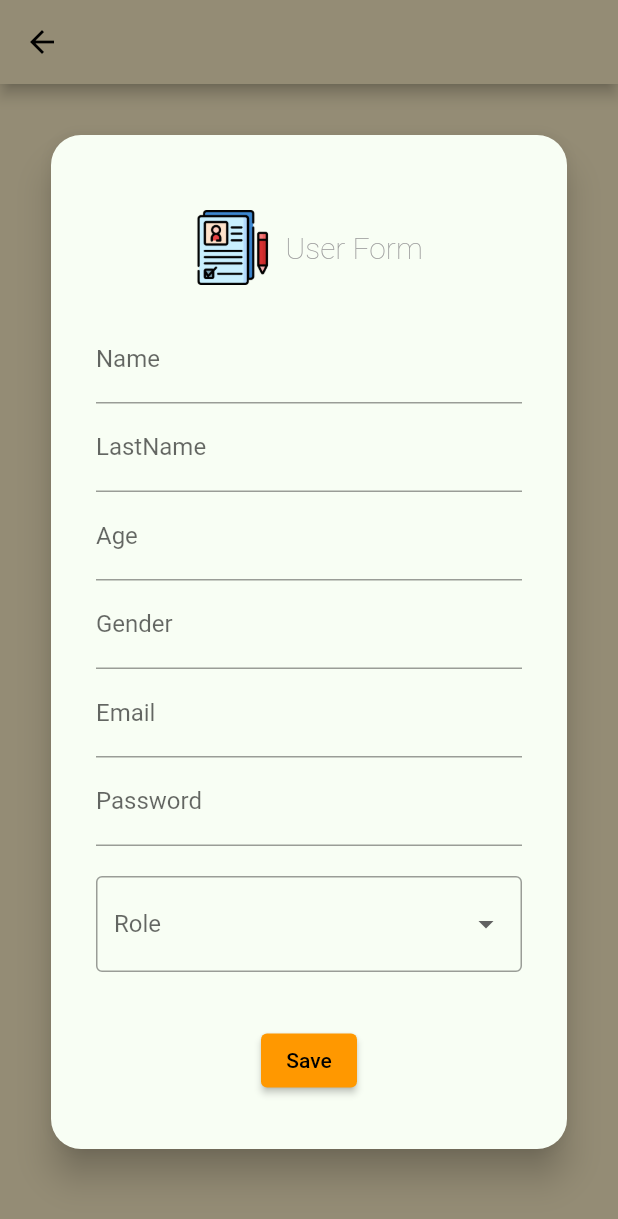
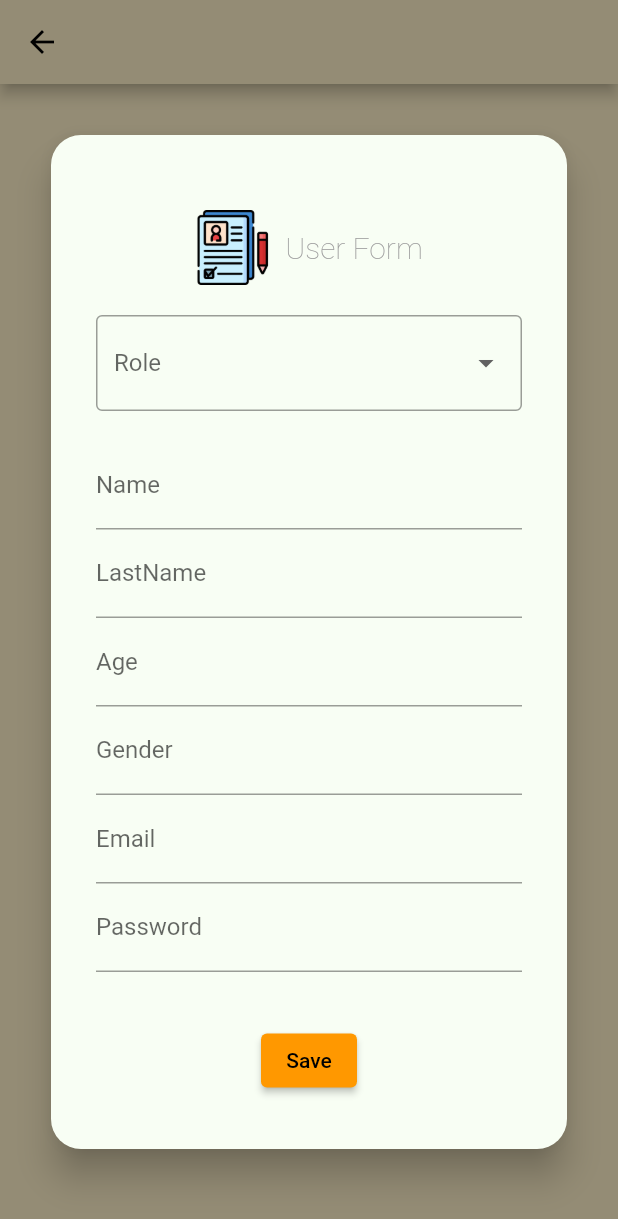
Before and after one commit to perezramirezzld/flutter_firebase, a Flutter app: the userscreen screen opened by its route, after a tap on the "add task" icon, on a phone screen of 412 x 824 dp. Shown: the top 1219 px of the screen. Run offline on Flutter 3.47's test engine with Material 2 defaults, Android fonts, the phone set to English and light mode, and no system bars; our stand-ins replace cloud_firestore, firebase_auth, firebase_core, get; accounts and stored records are empty.

Commit message:
Detallitos
updproducts, user

```diff
--- a/lib/screens/menu_screen.dart
+++ b/lib/screens/menu_screen.dart
@@ -99,7 +99,7 @@ class _menuscreenState extends State<menuscreen> {
               children: <Widget>[
                 const SizedBox(height: 20, width: 300),
                 Text(
-                  'Welcome to Fresh bread!',
+                  'Welcome to Cuasó!',
                   style: TextStyle(
                     color: Colors.grey[600],
                     fontSize: 17,
--- a/lib/screens/product/upproduct_screen.dart
+++ b/lib/screens/product/upproduct_screen.dart
@@ -149,6 +149,7 @@ class _UpdateProductState extends State<UpdateProduct> {
                       ),
                       TextFormField(
                         controller: _costController,
+                        enabled: false,
                         decoration: const InputDecoration(labelText: 'Cost'),
                         keyboardType: TextInputType.number,
                         validator: (value) {
--- a/lib/screens/purchase/purchase_screen.dart
+++ b/lib/screens/purchase/purchase_screen.dart
@@ -85,7 +85,7 @@ class _purchasescreenState extends State<purchasescreen> {
   @override
   Widget build(BuildContext context) {
     return Scaffold(
-        backgroundColor: const Color(0xFFF8F8EC),
+        backgroundColor: const Color(0xFFf8fef4),
         appBar: AppBar(
           automaticallyImplyLeading: false,
           title: const Text('Purchase',
--- a/lib/screens/sale/sale_screen.dart
+++ b/lib/screens/sale/sale_screen.dart
@@ -90,7 +90,7 @@ class _salescreenState extends State<salescreen> {
   @override
   Widget build(BuildContext context) {
     return Scaffold(
-      backgroundColor: const Color(0xFFF8F8EC),
+      backgroundColor: const Color(0xFFf8fef4),
       appBar: AppBar(
         automaticallyImplyLeading: false,
         title: const Text('Sales',
--- a/lib/screens/user/adduser_screen.dart
+++ b/lib/screens/user/adduser_screen.dart
@@ -133,6 +133,33 @@ class _adduserState extends State<adduser> {
                         ),
                       ),
                       SizedBox(height: 20),
+                      DropdownButtonFormField<String>(
+                        value: _selectedRole,
+                        items: [
+                          DropdownMenuItem(
+                            value: 'Admin',
+                            child: Text('Admin'),
+                          ),
+                          DropdownMenuItem(
+                            value: 'User',
+                            child: Text('User'),
+                          ),
+                          DropdownMenuItem(
+                            value: 'Seller',
+                            child: Text('Seller'),
+                          ),
+                        ],
+                        onChanged: (String? newvalue) {
+                          setState(() {
+                            _selectedRole = newvalue;
+                          });
+                        },
+                        decoration: InputDecoration(
+                          labelText: 'Role',
+                          border: OutlineInputBorder(),
+                        ),
+                      ),
+                      SizedBox(height: 20),
                       TextFormField(
                         controller: _nameController,
                         decoration: const InputDecoration(labelText: 'Name'),
@@ -200,35 +227,6 @@ class _adduserState extends State<adduser> {
                           return null;
                         },
                       ),
-                      SizedBox(height: 20),
-                      DropdownButtonFormField<String>(
-                        value: _selectedRole,
-                        items: [
-                          DropdownMenuItem(
-                            value: 'Admin',
-                            child: Text('Admin'),
-                          ),
-                          DropdownMenuItem(
-                            value: 'User',
-                            child: Text('User'),
-                          ),
-                          DropdownMenuItem(
-                            value: 'Seller',
-                            child: Text('Seller'),
-                          ),
-                        ],
-                        onChanged: (String? newvalue) {
-                          setState(() {
-                            _selectedRole = newvalue;
-                          });
-                        },
-                        decoration: InputDecoration(
-                          labelText: 'Role',
-                          border: OutlineInputBorder(),
-                        ),
-
-                      ),
-
                       SizedBox(height: 35),
                       ElevatedButton(
                         onPressed: () async {
--- a/lib/screens/user/user_screen.dart
+++ b/lib/screens/user/user_screen.dart
@@ -94,9 +94,9 @@ class _userscreenState extends State<userscreen> {
         }
         try {
           controller.deleteUser(uid);
-          showAlert(context, 'Operación exitosa', 'Usuario eliminado exitosamente');
+          showAlert(
+              context, 'Operación exitosa', 'Usuario eliminado exitosamente');
           Navigator.pushNamed(context, "/menu");
-
         } catch (e) {
           print('Error al actualizar info del usuario: $e');
         }
@@ -104,7 +104,8 @@ class _userscreenState extends State<userscreen> {
         print('No user signed in');
       }
     } else {
-      showAlert(context,'Error' ,'No se puede actualizar información de otro usuario.');
+      showAlert(context, 'Error',
+          'No se puede actualizar información de otro usuario.');
 
       print('No se puede actualizar información de otro usuario');
     }
@@ -117,7 +118,7 @@ class _userscreenState extends State<userscreen> {
   @override
   Widget build(BuildContext context) {
     return Scaffold(
-        backgroundColor: const Color(0xFFF8F8EC),
+        backgroundColor: const Color(0xFFf8fef4),
         appBar: AppBar(
           automaticallyImplyLeading: false,
           title: const Text('Users',
@@ -168,7 +169,7 @@ class _userscreenState extends State<userscreen> {
                               Navigator.of(context).pop(true);
                               deleteUser(context,
                                   userModel[index].uid?.toString() ?? '');
-                                  Navigator.pushNamed(context, "/login");
+                              Navigator.pushNamed(context, "/login");
 
                               initState();
                             },
```
Also changed, not shown: lib/screens/product/product_screen.dart (+6 -5 lines). Lines whose indentation alone changed are shown as unchanged.
